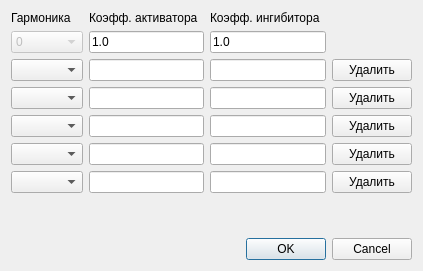
The window that TeamProjects/diffusion-solver/ui/dsinitconditionsdialog.ui (antonlarin/aNiMated-batman) describes before a commit, drawn with Qt 5.
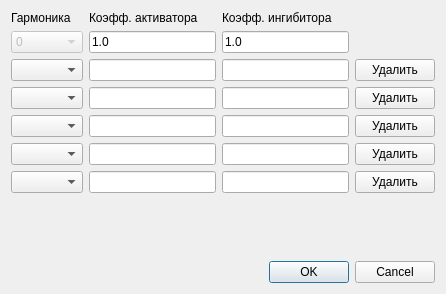
The same window after the commit. Icons and pictures are not drawn.

Commit message: Cosmetic changes to initial conditions and solving progress dialogs

Diff of the .ui file:
```diff
--- a/TeamProjects/diffusion-solver/ui/dsinitconditionsdialog.ui
+++ b/TeamProjects/diffusion-solver/ui/dsinitconditionsdialog.ui
@@ -6,8 +6,8 @@
    <rect>
     <x>0</x>
     <y>0</y>
-    <width>393</width>
-    <height>271</height>
+    <width>446</width>
+    <height>294</height>
    </rect>
   </property>
   <property name="sizePolicy">
```
Left out of the diff: 25 changed lines with no effect on the pictures. The commit also changes 1 other file.
